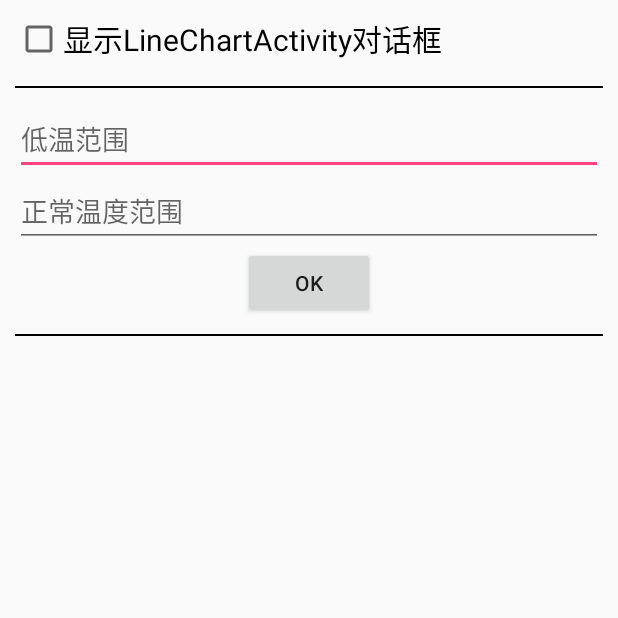
After one commit to csucyt/thmonitor, an Android app: the SettingsActivty screen opened directly, with no data from a screen before it, on a phone screen of 412 x 824 dp, the top half of it. The commit adds this screen. Run offline under Robolectric (Android 15) with nearby library versions, the phone set to English and light mode, and no system bars.

Commit message:
增加设置功能

```diff
--- a/app/src/main/AndroidManifest.xml
+++ b/app/src/main/AndroidManifest.xml
@@ -35,7 +35,8 @@
             </intent-filter>
         </activity>
         <activity android:name=".IPConfig" />
-        <activity android:name=".PrimaryActivity"></activity>
+        <activity android:name=".PrimaryActivity" />
+        <activity android:name=".SettingsActivty"></activity>
     </application>
 
 </manifest>
--- /dev/null
+++ b/app/src/main/java/com/example/thmonitor/SettingsActivty.java
@@ -0,0 +1,64 @@
+package com.example.thmonitor;
+
+import android.content.Context;
+import android.content.SharedPreferences;
+import android.support.v7.app.AppCompatActivity;
+import android.os.Bundle;
+import android.view.View;
+import android.widget.Button;
+import android.widget.CheckBox;
+import android.widget.CompoundButton;
+import android.widget.EditText;
+import android.widget.Toast;
+
+public class SettingsActivty extends AppCompatActivity {
+
+    private CheckBox dialogCheckBox;
+    private EditText minEidtText;
+    private EditText normEditText;
+    private Button tempButton;
+
+    @Override
+    protected void onCreate(Bundle savedInstanceState) {
+
+        super.onCreate(savedInstanceState);
+        setContentView(R.layout.activity_settings_activty);
+
+        final SharedPreferences.Editor editor = getSharedPreferences("Suggestion", Context.MODE_PRIVATE)
+                .edit();
+        SharedPreferences pref = getSharedPreferences("Suggestion", Context.MODE_PRIVATE);
+        final boolean mFlag = pref.getBoolean("flag", false);
+
+        dialogCheckBox = (CheckBox)findViewById(R.id.dialog_check_box);
+        minEidtText = (EditText)findViewById(R.id.min_edit_text);
+        normEditText = (EditText)findViewById(R.id.norm_edit_text);
+        tempButton = (Button)findViewById(R.id.temp_button);
+
+        dialogCheckBox.setChecked(mFlag);
+        dialogCheckBox.setOnCheckedChangeListener(new CompoundButton.OnCheckedChangeListener() {
+            @Override
+            public void onCheckedChanged(CompoundButton buttonView, boolean isChecked) {
+
+                editor.putBoolean("flag", !mFlag);
+                editor.apply();
+            }
+        });
+
+        tempButton.setOnClickListener(new View.OnClickListener() {
+            @Override
+            public void onClick(View v) {
+                float minRange = Float.parseFloat(minEidtText.getText().toString());
+                float normRange = Float.parseFloat(normEditText.getText().toString());
+                if(minRange <= 0 | normRange <= 0 | minRange >= 79 | normRange >= 79 | minRange + normRange >= 80) {
+                    Toast.makeText(SettingsActivty.this, "输入不合法", Toast.LENGTH_SHORT).show();
+                } else {
+                    SharedPreferences.Editor editor1 = getSharedPreferences("Temp", MODE_PRIVATE).edit();
+                    editor1.putFloat("minRange", minRange);
+                    editor1.putFloat("normRange", normRange);
+                    editor1.apply();
+                    Toast.makeText(SettingsActivty.this, "修改成功", Toast.LENGTH_SHORT).show();
+                }
+            }
+        });
+    }
+}
--- a/app/src/main/java/com/example/thmonitor/thread/PanelThread.java
+++ b/app/src/main/java/com/example/thmonitor/thread/PanelThread.java
@@ -44,7 +44,8 @@ public class PanelThread implements Runnable {
                     @Override
                     public void run() {
                         tempText.setText(temp.getTemp() + "℃");
-                        timeText.setText(temp.getYear() + "." + temp.getMinute() + "." + temp.getDay());
+                        timeText.setText(temp.getYear() + "." + temp.getMonth() + "."
+                                + temp.getDay() + " " + temp.getHour() + ":" + temp.getMinute());
                         myPanel.setCurrentTemp(temp.getTemp());
                         myPanel.invalidate();
                     }
--- /dev/null
+++ b/app/src/main/res/drawable/line.xml
@@ -0,0 +1,7 @@
+<?xml version="1.0" encoding="utf-8"?>
+<shape xmlns:android="http://schemas.android.com/apk/res/android">
+
+    <solid android:color="#000"/>
+    <size android:height="1dp"/>
+
+</shape>
--- /dev/null
+++ b/app/src/main/res/layout/activity_settings_activty.xml
@@ -0,0 +1,52 @@
+<?xml version="1.0" encoding="utf-8"?>
+<LinearLayout
+    xmlns:android="http://schemas.android.com/apk/res/android"
+    xmlns:app="http://schemas.android.com/apk/res-auto"
+    xmlns:tools="http://schemas.android.com/tools"
+    android:layout_width="match_parent"
+    android:layout_height="match_parent"
+    tools:context="com.example.thmonitor.SettingsActivty"
+    android:orientation="vertical"
+    android:layout_margin="10dp">
+
+    <CheckBox
+        android:id="@+id/dialog_check_box"
+        android:layout_width="match_parent"
+        android:layout_height="wrap_content"
+        android:text="显示LineChartActivity对话框"
+        android:textSize="20sp"/>
+
+    <LinearLayout
+        android:layout_width="match_parent"
+        android:layout_height="wrap_content"
+        android:orientation="vertical"
+        android:divider="@drawable/line"
+        android:showDividers="beginning|end"
+        android:layout_marginTop="15dp">
+
+        <EditText
+            android:id="@+id/min_edit_text"
+            android:layout_width="match_parent"
+            android:layout_height="wrap_content"
+            android:hint="低温范围"
+            android:layout_marginTop="10dp"
+            android:inputType="number"/>
+
+        <EditText
+            android:id="@+id/norm_edit_text"
+            android:layout_width="match_parent"
+            android:layout_height="wrap_content"
+            android:hint="正常温度范围"
+            android:inputType="number"/>
+
+        <Button
+            android:id="@+id/temp_button"
+            android:layout_width="wrap_content"
+            android:layout_height="wrap_content"
+            android:text="OK"
+            android:layout_gravity="center"
+            android:layout_marginBottom="10dp"/>
+
+    </LinearLayout>
+
+</LinearLayout>
--- a/app/src/main/res/menu/nav_menu.xml
+++ b/app/src/main/res/menu/nav_menu.xml
@@ -18,6 +18,11 @@
             android:title="IP Connect"
             android:icon="@mipmap/ipconnect"/>
 
+        <item
+            android:id="@+id/my_settings"
+            android:title="Settings"
+            android:icon="@mipmap/settings"/>
+
     </group>
 
 </menu>
```
Also changed, not shown: app/src/main/java/com/example/thmonitor/LineChartActivity.java (+3 -7 lines), app/src/main/java/com/example/thmonitor/LineChartFragment.java (+68 -2 lines), app/src/main/java/com/example/thmonitor/MainActivity.java (+22 -9 lines), app/src/main/java/com/example/thmonitor/MyPanel.java (+8 -0 lines), app/src/main/java/com/example/thmonitor/PanelFragment.java (+7 -0 lines), app/src/main/java/com/example/thmonitor/PrimaryActivity.java (+8 -0 lines), app/src/main/java/com/example/thmonitor/config/LineChartConfig.java (+11 -1 lines), app/src/main/java/com/example/thmonitor/util/TempStatistics.java (+38 -81 lines), app/src/main/res/mipmap-hdpi/settings.png (added), app/src/main/res/mipmap-mdpi/settings.png (added), app/src/main/res/mipmap-xhdpi/settings.png (added), app/src/main/res/mipmap-xxhdpi/settings.png (added), app/src/main/res/mipmap-xxxhdpi/settings.png (added).
